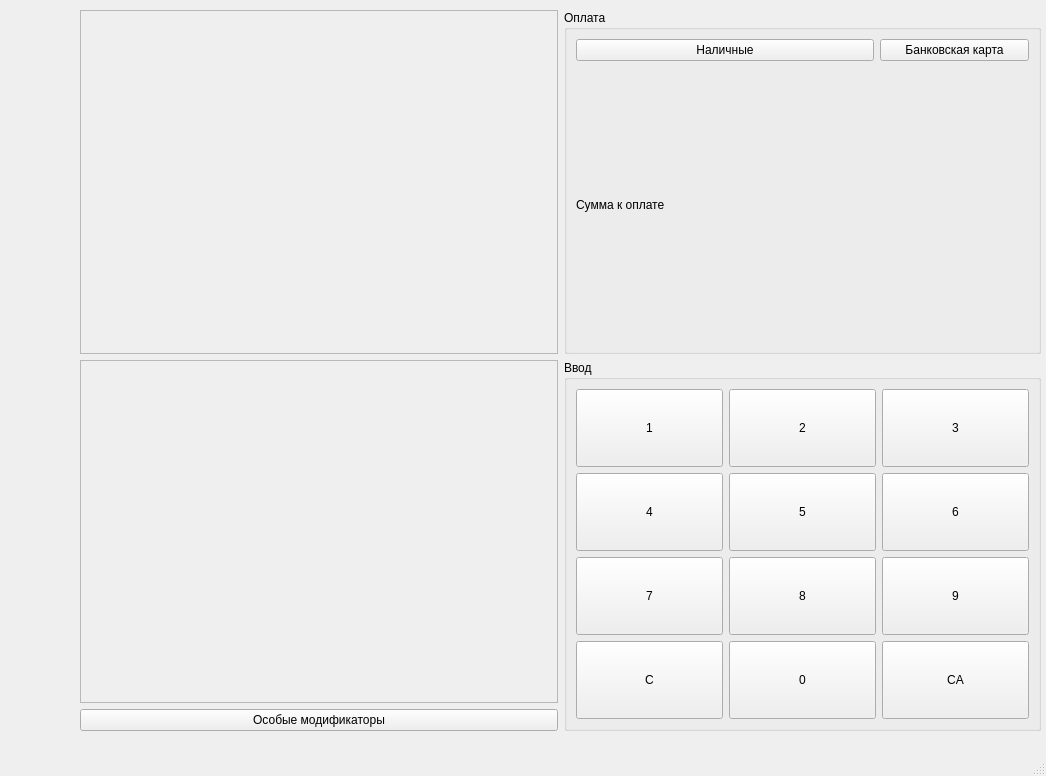
First picture: the form in ui/cashbox.ui, repository DaniilSmirnov/DobroeMesto, before the edit.
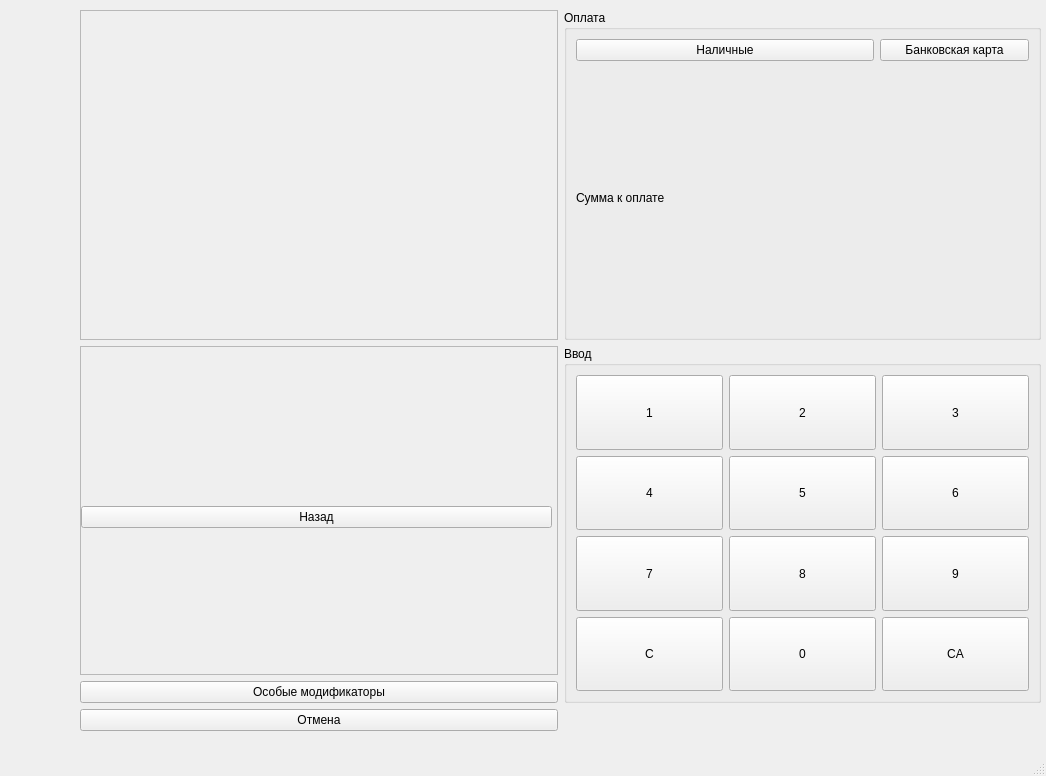
Second picture: the form after the edit.

Commit message: Изменен интерфейс окна кассы

The edit to the form file:
```diff
--- a/ui/cashbox.ui
+++ b/ui/cashbox.ui
@@ -254,7 +254,7 @@
           <x>0</x>
           <y>0</y>
           <width>475</width>
-          <height>340</height>
+          <height>325</height>
          </rect>
         </property>
         <widget class="QWidget" name="verticalLayoutWidget_2">
@@ -266,7 +266,15 @@
            <height>341</height>
           </rect>
          </property>
-         <layout class="QVBoxLayout" name="verticalLayout_2"/>
+         <layout class="QVBoxLayout" name="verticalLayout_2">
+          <item>
+           <widget class="QPushButton" name="backbutton">
+            <property name="text">
+             <string>Назад</string>
+            </property>
+           </widget>
+          </item>
+         </layout>
         </widget>
        </widget>
       </widget>
@@ -289,7 +297,7 @@
           <x>0</x>
           <y>0</y>
           <width>475</width>
-          <height>340</height>
+          <height>326</height>
          </rect>
         </property>
         <widget class="QWidget" name="verticalLayoutWidget">
@@ -306,6 +314,13 @@
        </widget>
       </widget>
      </item>
+     <item row="3" column="0">
+      <widget class="QPushButton" name="cancelbutton">
+       <property name="text">
+        <string>Отмена</string>
+       </property>
+      </widget>
+     </item>
     </layout>
    </widget>
   </widget>
```
Left out of the diff: 98 changed lines with no effect on the pictures. The commit also changes 1 other file.
